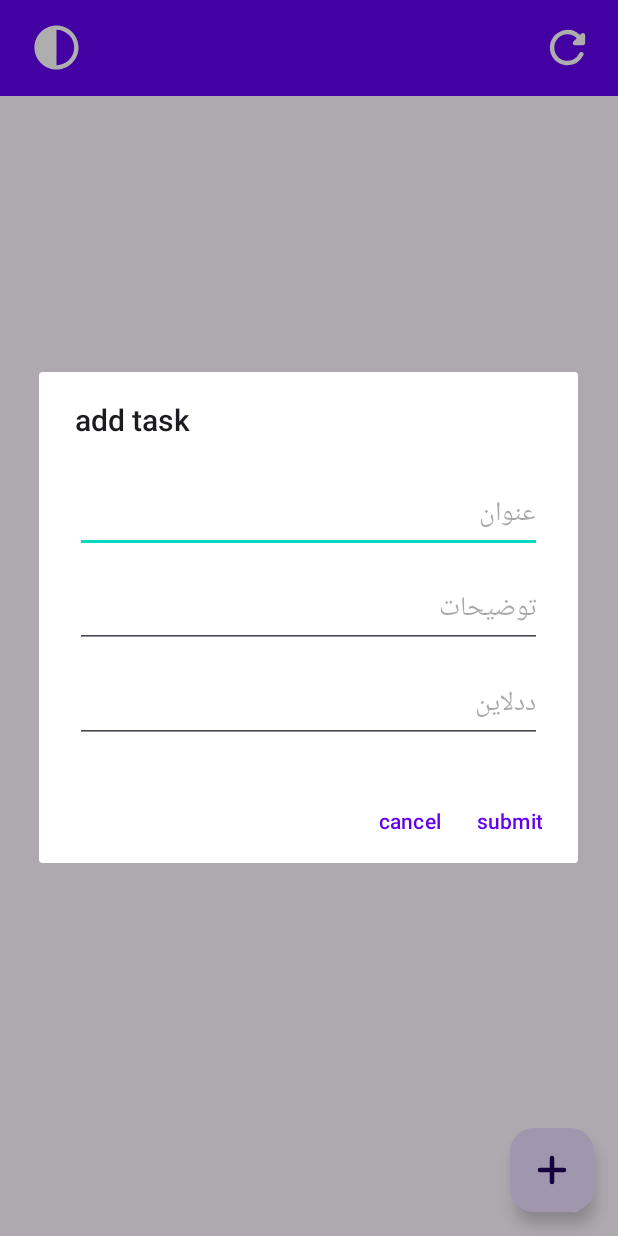
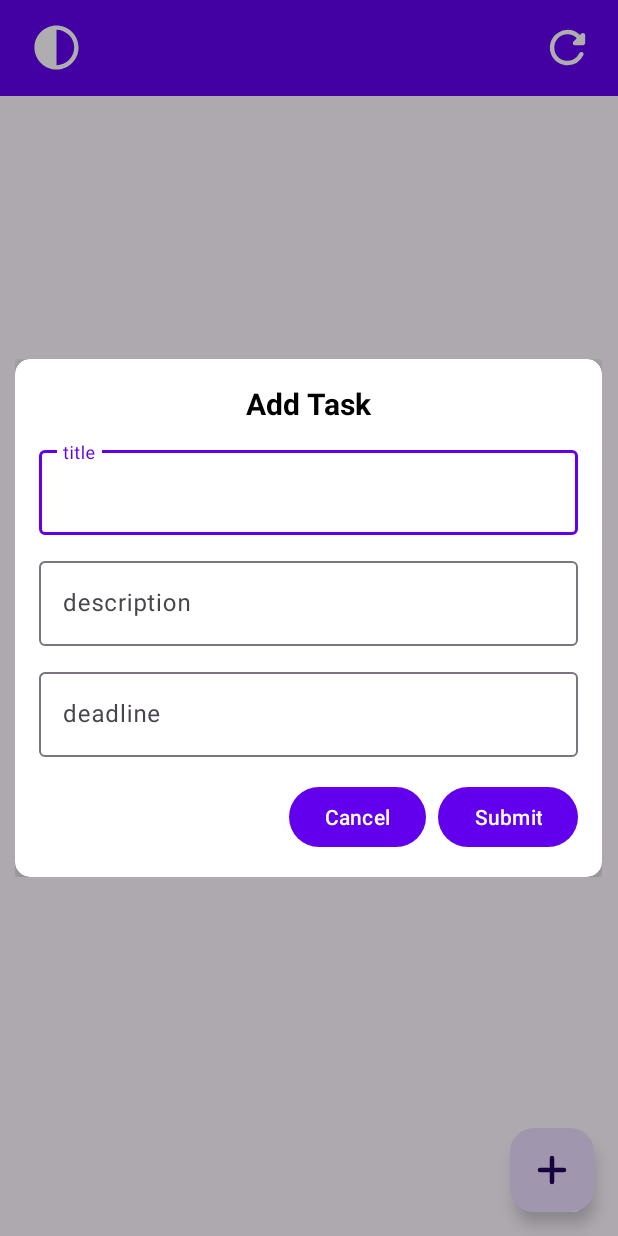
Before and after one commit to fatimaNoori77/TaskManager-MVVM-Clean, an Android app: the screen it shows after launch (MainActivity), after a tap on "Add Task", on a phone screen of 412 x 824 dp. Run offline under Robolectric (Android 15) with nearby library versions, the phone set to English and light mode, and no system bars; our stand-ins replace Dagger/Hilt's generated code, Room's generated code.

Commit message:
customize task dialog UI

```diff
--- a/app/src/main/java/ir/noori/taskmanager/presentation/ui/tasklist/MainActivity.kt
+++ b/app/src/main/java/ir/noori/taskmanager/presentation/ui/tasklist/MainActivity.kt
@@ -3,11 +3,15 @@ package ir.noori.taskmanager.presentation.ui.tasklist
 import android.Manifest
 import android.app.DatePickerDialog
 import android.content.pm.PackageManager
+import android.graphics.Color
+import android.graphics.drawable.ColorDrawable
 import android.os.Build
 import android.os.Bundle
 import android.text.InputType
 import android.view.LayoutInflater
+import android.widget.Button
 import android.widget.EditText
+import android.widget.TextView
 import android.widget.Toast
 import androidx.activity.viewModels
 import androidx.appcompat.app.AlertDialog
@@ -111,6 +115,9 @@ class MainActivity : AppCompatActivity() {
         val titleEditText = dialogView.findViewById<EditText>(R.id.editTextTitle)
         val descriptionEditText = dialogView.findViewById<EditText>(R.id.editTextDescription)
         val deadlineEditText = dialogView.findViewById<EditText>(R.id.editTextDeadline)
+        val dialogTitle = dialogView.findViewById<TextView>(R.id.dialogTitle)
+        val submitButton = dialogView.findViewById<Button>(R.id.submitButton)
+        val cancelButton = dialogView.findViewById<Button>(R.id.cancelButton)
 
         task?.let {
             titleEditText.setText(it.title)
@@ -128,10 +135,18 @@ class MainActivity : AppCompatActivity() {
             }
         }
 
-        AlertDialog.Builder(this)
-            .setTitle(if(task == null) "add task" else "update task")
+        val dialog = AlertDialog.Builder(this)
             .setView(dialogView)
-            .setPositiveButton("submit") { _, _ ->
+            .create()
+        dialog.window?.setBackgroundDrawable(ColorDrawable(Color.TRANSPARENT))
+        if (task != null) {
+            dialogTitle.text = "Edit Task"
+            titleEditText.setText(task.title)
+            descriptionEditText.setText(task.description)
+        } else {
+            dialogTitle.text = "Add Task"
+        }
+        submitButton.setOnClickListener {
             val title = titleEditText.text.toString()
             val description = descriptionEditText.text.toString()
 
@@ -155,8 +170,11 @@ class MainActivity : AppCompatActivity() {
                 Toast.makeText(this, "fill the title", Toast.LENGTH_SHORT).show()
             }
         }
-            .setNegativeButton("cancel", null)
-            .show()
+        cancelButton.setOnClickListener {
+            dialog.dismiss()
+        }
+
+        dialog.show()
     }
 
     private fun convertLongToDate(timeMillis: Long, pattern: String = "yyyy/MM/dd"): String {
--- a/app/src/main/res/layout/dialog_add_task.xml
+++ b/app/src/main/res/layout/dialog_add_task.xml
@@ -1,28 +1,93 @@
 <?xml version="1.0" encoding="utf-8"?>
+<androidx.cardview.widget.CardView xmlns:android="http://schemas.android.com/apk/res/android"
+    xmlns:app="http://schemas.android.com/apk/res-auto"
+    android:id="@+id/cardContainer"
+    android:layout_width="match_parent"
+    android:layout_height="wrap_content"
+    android:layout_margin="16dp"
+    app:cardCornerRadius="10dp"
+    app:cardElevation="5dp"
+    android:background="?attr/colorSurface">
+
     <LinearLayout
-    xmlns:android="http://schemas.android.com/apk/res/android"
+        android:layout_width="match_parent"
+        android:layout_height="wrap_content"
         android:orientation="vertical"
-    android:padding="24dp"
+        android:padding="16dp">
+
+        <TextView
+            android:id="@+id/dialogTitle"
             android:layout_width="match_parent"
-    android:layout_height="wrap_content">
+            android:layout_height="wrap_content"
+            android:text="Add Task"
+            android:textSize="20sp"
+            android:textStyle="bold"
+            android:textColor="?attr/colorOnSurface"
+            android:gravity="center"
+            android:paddingBottom="12dp" />
 
-    <EditText
+        <com.google.android.material.textfield.TextInputLayout
+            style="@style/Widget.Material3.TextInputLayout.OutlinedBox"
+            android:layout_width="match_parent"
+            android:layout_height="wrap_content"
+            android:hint="title">
+
+            <com.google.android.material.textfield.TextInputEditText
                 android:id="@+id/editTextTitle"
-        android:hint="عنوان"
                 android:layout_width="match_parent"
                 android:layout_height="wrap_content"/>
 
-    <EditText
-        android:id="@+id/editTextDescription"
-        android:hint="توضیحات"
+        </com.google.android.material.textfield.TextInputLayout>
+
+        <com.google.android.material.textfield.TextInputLayout
+            style="@style/Widget.Material3.TextInputLayout.OutlinedBox"
             android:layout_width="match_parent"
             android:layout_height="wrap_content"
-        android:layout_marginTop="12dp"/>
+            android:hint="description"
+            android:layout_marginTop="12dp">
 
-    <EditText
-        android:id="@+id/editTextDeadline"
-        android:hint="ددلاین"
+            <com.google.android.material.textfield.TextInputEditText
+                android:id="@+id/editTextDescription"
+                android:layout_width="match_parent"
+                android:layout_height="wrap_content"/>
+
+        </com.google.android.material.textfield.TextInputLayout>
+
+        <com.google.android.material.textfield.TextInputLayout
+            style="@style/Widget.Material3.TextInputLayout.OutlinedBox"
             android:layout_width="match_parent"
             android:layout_height="wrap_content"
-        android:layout_marginTop="12dp"/>
+            android:hint="deadline"
+            android:layout_marginTop="12dp">
+
+            <com.google.android.material.textfield.TextInputEditText
+                android:id="@+id/editTextDeadline"
+                android:layout_width="match_parent"
+                android:layout_height="wrap_content"/>
+
+        </com.google.android.material.textfield.TextInputLayout>
+
+        <LinearLayout
+            android:layout_width="match_parent"
+            android:layout_height="wrap_content"
+            android:orientation="horizontal"
+            android:gravity="end"
+            android:layout_marginTop="16dp">
+
+            <Button
+                android:id="@+id/cancelButton"
+                android:layout_width="wrap_content"
+                android:layout_height="wrap_content"
+                android:text="Cancel" />
+
+            <Button
+                android:id="@+id/submitButton"
+                android:layout_width="wrap_content"
+                android:layout_height="wrap_content"
+                android:text="Submit"
+                android:layout_marginStart="8dp" />
         </LinearLayout>
+
+    </LinearLayout>
+
+</androidx.cardview.widget.CardView>
--- a/app/src/main/res/layout/item_task.xml
+++ b/app/src/main/res/layout/item_task.xml
@@ -3,9 +3,10 @@
     android:layout_width="match_parent"
     android:layout_height="wrap_content"
     xmlns:tools="http://schemas.android.com/tools"
+    xmlns:app="http://schemas.android.com/apk/res-auto"
     android:layout_margin="8dp"
-    android:elevation="4dp"
-    android:radius="12dp">
+    app:cardCornerRadius="10dp"
+    app:cardElevation="5dp">
 
     <LinearLayout
         android:layout_width="match_parent"
@@ -58,4 +59,5 @@
             android:background="?attr/selectableItemBackgroundBorderless"
             android:src="@drawable/ic_delete" />
     </LinearLayout>
+
 </androidx.cardview.widget.CardView>
```
Lines whose indentation alone changed are shown as unchanged.
